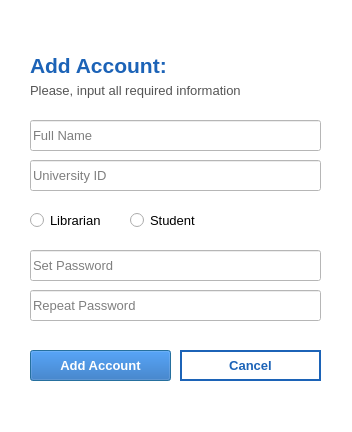
Qt form gui/add_account.ui (iamafi/os_client) before a commit.
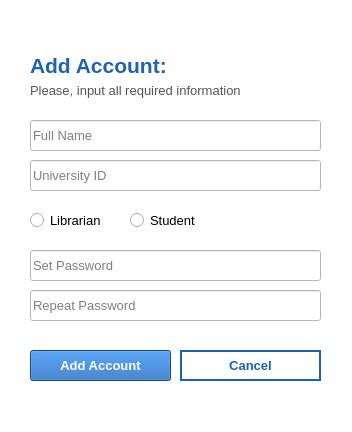
The same form after that commit.

What changed in the file:
```diff
--- a/gui/add_account.ui
+++ b/gui/add_account.ui
@@ -1,7 +1,7 @@
 <?xml version="1.0" encoding="UTF-8"?>
 <ui version="4.0">
  <class>Dialog</class>
- <widget class="QDialog" name="Dialog">
+ <widget class="QMainWindow" name="Dialog">
   <property name="geometry">
    <rect>
     <x>0</x>
```
